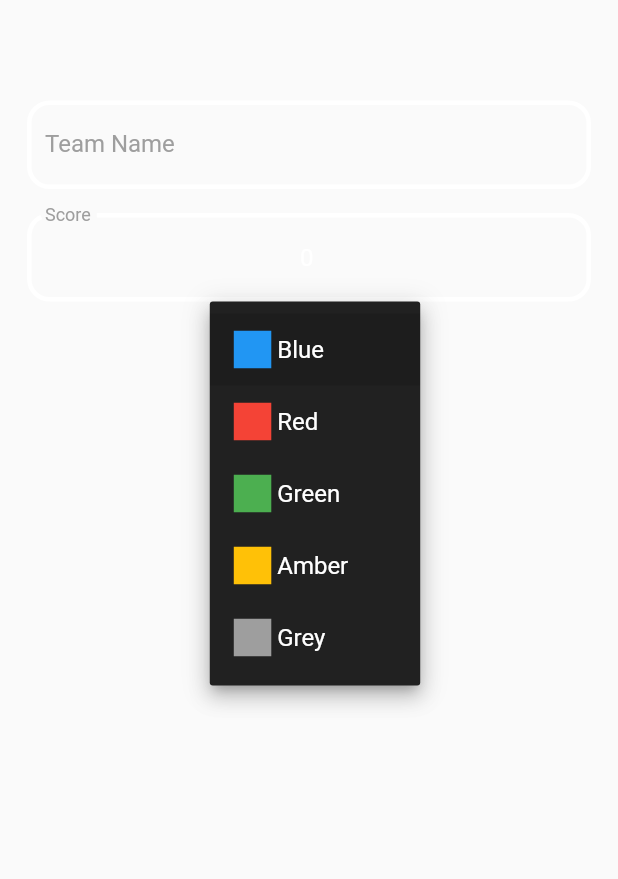
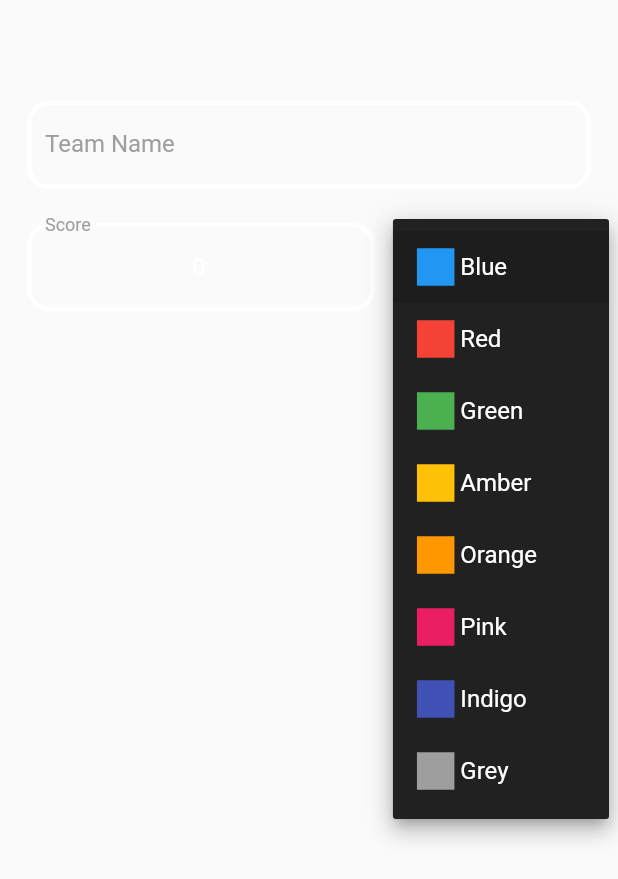
Before and after one commit to matthewkhle/Tally, a Flutter app: the TeamSettings widget shown alone on an empty page, opened directly with empty values, after a tap on the "arrow drop down" icon, on a phone screen of 412 x 824 dp. Shown: the top 879 px of the screen. Run offline on Flutter 3.47's test engine with Material 2 defaults, Android fonts, the phone set to English and light mode, and no system bars; our stand-ins replace cloud_firestore; accounts and stored records are empty.

Commit message:
Settings changes
- add more colors
- reorganize page

```diff
--- a/lib/models/color_map.dart
+++ b/lib/models/color_map.dart
@@ -12,6 +12,9 @@ var customColorObjects = [
   CustomColorObject(string: "Red", materialColor: Colors.red),
   CustomColorObject(string: "Green", materialColor: Colors.green),
   CustomColorObject(string: "Amber", materialColor: Colors.amber),
+  CustomColorObject(string: "Orange", materialColor: Colors.orange),
+  CustomColorObject(string: "Pink", materialColor: Colors.pink),
+  CustomColorObject(string: "Indigo", materialColor: Colors.indigo),
   CustomColorObject(string: "Grey", materialColor: Colors.grey),
 ];
 
@@ -43,62 +46,3 @@ CustomColorObject getCustomColorObject(String colorString) {
 
   return CustomColorObject(string: "error: brown", materialColor: Colors.brown);
 }
-
-// var colorStrings = ["Blue", "Red", "Green", "Amber", "Grey"];
-// var materialColors = [
-//   Colors.blue,
-//   Colors.red,
-//   Colors.green,
-//   Colors.amber,
-//   Colors.grey
-// ];
-
-// var colors = {
-//   "Green": {
-//     "String": "Green",
-//     "MaterialColor": Colors.green,
-//   },
-//   "Amber": {
-//     "String": "Amber",
-//     "MaterialColor": Colors.amber,
-//   },
-// };
-
-// Color? getMaterialColor(String colorString) {
-//   for (var customColorObject in customColorObjects) {
-//     if (customColorObject.string == colorString) {
-//       return customColorObject.materialColor;
-//     }
-//   }
-//
-//   if (colorString == "Green") {
-//     return Colors.green;
-//   } else if (colorString == "Amber") {
-//     return Colors.amber;
-//   } else if (colorString == "Blue") {
-//     return Colors.blue;
-//   } else if (colorString == "Red") {
-//     return Colors.red;
-//   } else if (colorString == "Grey") {
-//     return Colors.grey;
-//   }
-//
-//   return Colors.brown;
-// }
-
-
-// String getColorString(MaterialColor materialColor) {
-//   if (materialColor == Colors.green) {
-//     return "Green";
-//   } else if (materialColor == Colors.amber) {
-//     return "Amber";
-//   } else if (materialColor == Colors.blue) {
-//     return "Blue";
-//   } else if (materialColor == Colors.red) {
-//     return "Red";
-//   } else if (materialColor == Colors.grey) {
-//     return "Grey";
-//   }
-//
-//   return "brown";
-// }
--- a/lib/screens/scoreboard/settings/team_settings.dart
+++ b/lib/screens/scoreboard/settings/team_settings.dart
@@ -79,7 +79,10 @@ class _TeamSettingsState extends State<TeamSettings> {
               ),
             ),
           ),
-          Padding(
+          Row(
+            children: [
+              Expanded(
+                child: Padding(
                   padding: const EdgeInsets.all(8.0),
                   child: TextField(
                     controller: _scoreController,
@@ -119,7 +122,10 @@ class _TeamSettingsState extends State<TeamSettings> {
                     ),
                   ),
                 ),
-          Theme(
+              ),
+              Padding(
+                padding: const EdgeInsets.all(20.0),
+                child: Theme(
                   data: Theme.of(context).copyWith(
                     canvasColor: Colors.grey[900],
                   ),
@@ -157,6 +163,9 @@ class _TeamSettingsState extends State<TeamSettings> {
                     },
                   ),
                 ),
+              )
+            ],
+          ),
         ],
       ),
     );
```
Also changed, not shown: 1 other file. Lines whose indentation alone changed are shown as unchanged.
